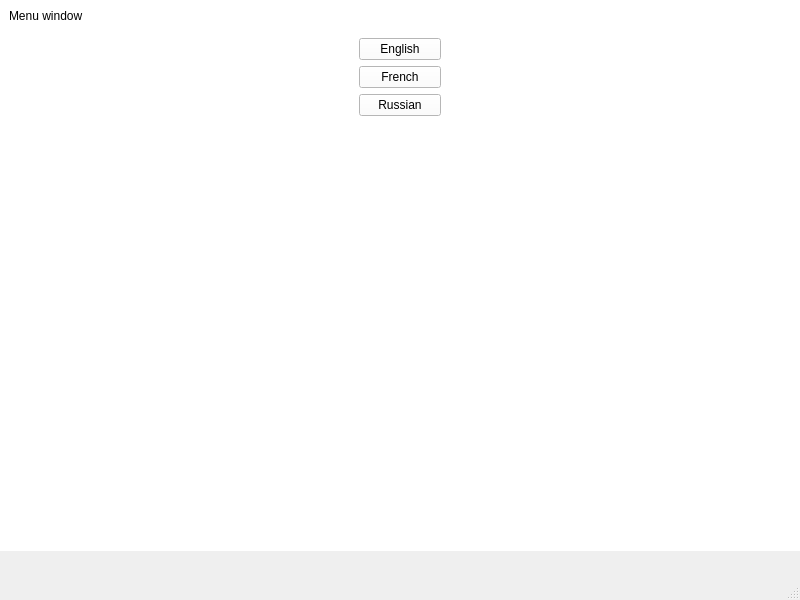
Before: the Qt Designer form mainwindow.ui in pavelkurach/vocab-builder, drawn with Qt 5.
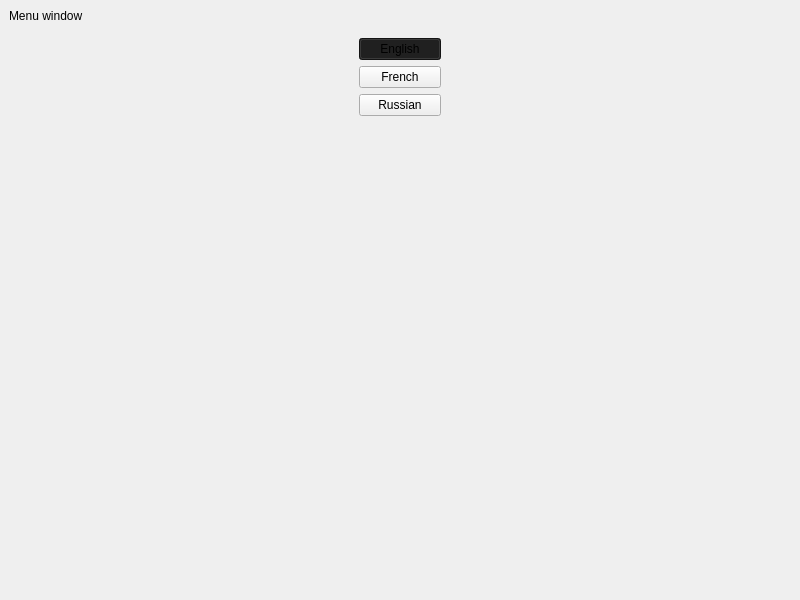
After: the same form once the commit is applied.

Patch:
```diff
--- a/mainwindow.ui
+++ b/mainwindow.ui
@@ -10,21 +10,39 @@
     <height>600</height>
    </rect>
   </property>
+  <property name="sizePolicy">
+   <sizepolicy hsizetype="Expanding" vsizetype="Expanding">
+    <horstretch>0</horstretch>
+    <verstretch>0</verstretch>
+   </sizepolicy>
+  </property>
+  <property name="font">
+   <font>
+    <kerning>true</kerning>
+   </font>
+  </property>
   <property name="windowTitle">
    <string>MainWindow</string>
   </property>
+  <property name="styleSheet">
+   <string notr="true">QPushButton:checked {
+	background-color: rgb(28, 28, 28);
+}
+</string>
+  </property>
   <widget class="QWidget" name="centralwidget">
-   <property name="maximumSize">
-    <size>
-     <width>800</width>
-     <height>551</height>
-    </size>
+   <property name="sizePolicy">
+    <sizepolicy hsizetype="Expanding" vsizetype="Expanding">
+     <horstretch>0</horstretch>
+     <verstretch>0</verstretch>
+    </sizepolicy>
    </property>
    <property name="autoFillBackground">
     <bool>false</bool>
    </property>
    <property name="styleSheet">
-    <string notr="true">background-color: rgb(255, 255, 255);</string>
+    <string notr="true">
+</string>
    </property>
    <layout class="QVBoxLayout" name="verticalLayout">
     <item>
@@ -43,23 +61,50 @@
     </item>
     <item>
      <layout class="QHBoxLayout" name="main_layout">
+      <property name="sizeConstraint">
+       <enum>QLayout::SetNoConstraint</enum>
+      </property>
       <item>
        <widget class="QWidget" name="languages_menu" native="true">
+        <property name="sizePolicy">
+         <sizepolicy hsizetype="Preferred" vsizetype="Preferred">
+          <horstretch>0</horstretch>
+          <verstretch>0</verstretch>
+         </sizepolicy>
+        </property>
         <property name="maximumSize">
          <size>
           <width>100</width>
           <height>16777215</height>
          </size>
         </property>
+        <property name="styleSheet">
+         <string notr="true"/>
+        </property>
         <layout class="QVBoxLayout" name="verticalLayout_2">
          <item>
           <widget class="QPushButton" name="english_button">
            <property name="styleSheet">
-            <string notr="true">color: rgb(0, 0, 0);</string>
+            <string notr="true"/>
            </property>
            <property name="text">
             <string>English</string>
            </property>
+           <property name="checkable">
+            <bool>true</bool>
+           </property>
+           <property name="checked">
+            <bool>true</bool>
+           </property>
+           <property name="autoExclusive">
+            <bool>true</bool>
+           </property>
+           <property name="flat">
+            <bool>false</bool>
+           </property>
+           <attribute name="buttonGroup">
+            <string notr="true">buttonGroup</string>
+           </attribute>
           </widget>
          </item>
          <item>
@@ -102,17 +147,6 @@
     </item>
    </layout>
   </widget>
-  <widget class="QStatusBar" name="statusbar"/>
-  <widget class="QMenuBar" name="menubar">
-   <property name="geometry">
-    <rect>
-     <x>0</x>
-     <y>0</y>
-     <width>800</width>
-     <height>22</height>
-    </rect>
-   </property>
-  </widget>
  </widget>
  <resources/>
  <connections/>
```
Left out of the diff: 42 changed lines with no effect on the pictures.
